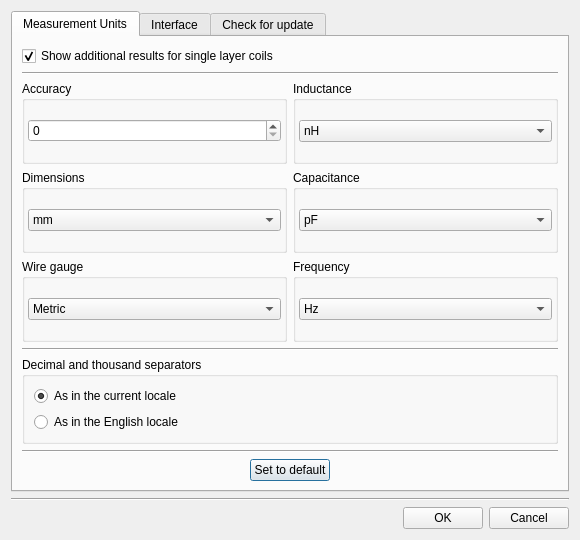
Above: options.ui from radioacoustick/Coil64 before the change. Below: the same form after it.
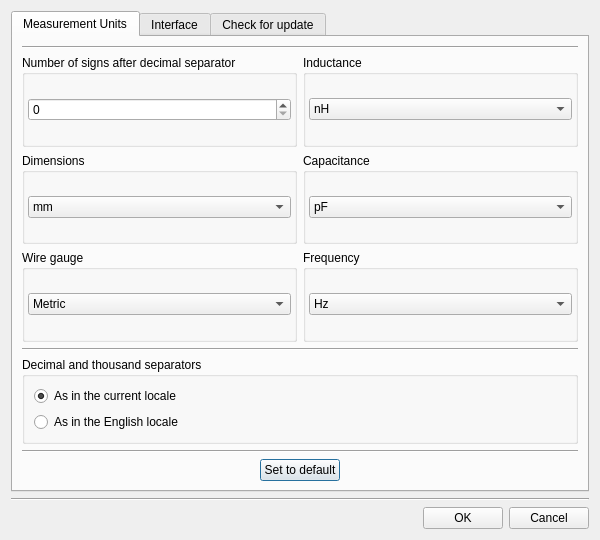
That is the form after the change. Icons and pictures are not drawn.

Diff of the .ui file:
```diff
--- a/options.ui
+++ b/options.ui
@@ -9,7 +9,7 @@
    <rect>
     <x>0</x>
     <y>0</y>
-    <width>580</width>
+    <width>600</width>
     <height>540</height>
    </rect>
   </property>
@@ -21,13 +21,13 @@
   </property>
   <property name="minimumSize">
    <size>
-    <width>580</width>
+    <width>600</width>
     <height>540</height>
    </size>
   </property>
   <property name="maximumSize">
    <size>
-    <width>580</width>
+    <width>600</width>
     <height>540</height>
    </size>
   </property>
@@ -52,16 +52,6 @@
        <string>Measurement Units</string>
       </attribute>
       <layout class="QVBoxLayout" name="verticalLayout_3">
-       <item>
-        <widget class="QCheckBox" name="checkBox_2">
-         <property name="text">
-          <string>Show additional results for single layer coils</string>
-         </property>
-         <property name="checked">
-          <bool>true</bool>
-         </property>
-        </widget>
-       </item>
        <item>
         <widget class="Line" name="line">
          <property name="orientation">
@@ -120,7 +110,7 @@
          <item row="0" column="0">
           <widget class="QGroupBox" name="groupBox">
            <property name="title">
-            <string>Accuracy</string>
+            <string>Number of signs after decimal separator</string>
            </property>
            <layout class="QVBoxLayout" name="verticalLayout_7">
             <property name="leftMargin">
@@ -437,6 +427,16 @@
        <string>Interface</string>
       </attribute>
       <layout class="QVBoxLayout" name="verticalLayout_4">
+       <item>
+        <widget class="QCheckBox" name="checkBox_2">
+         <property name="text">
+          <string>Show additional results for single layer coils</string>
+         </property>
+         <property name="checked">
+          <bool>true</bool>
+         </property>
+        </widget>
+       </item>
        <item>
         <widget class="QCheckBox" name="checkBox">
          <property name="text">
```
Left out of the diff: 2 changed lines with no effect on the pictures.
